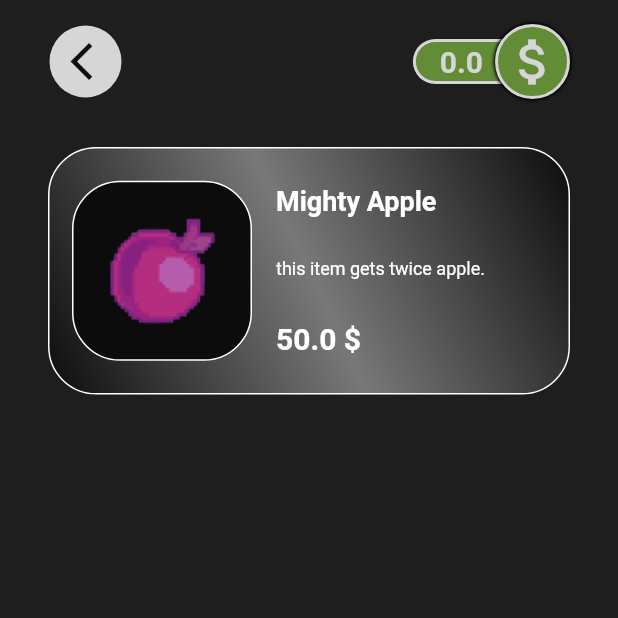
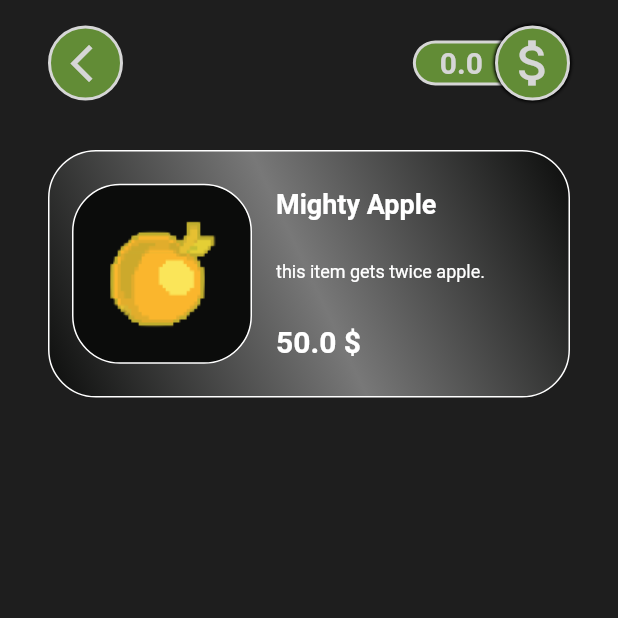
Before and after one commit to umutcanszoglu/space_game, a Flutter app: the UpgradePage screen opened directly, on a phone screen of 412 x 824 dp, the top half of it. Run offline on Flutter 3.47's test engine with Material 2 defaults, Android fonts, the phone set to English and light mode, and no system bars; our stand-ins replace flutter_hooks, get, just_audio, lottie; missing offline and left inert: lit_starfield, neopop.

```diff
--- a/lib/const/const.dart
+++ b/lib/const/const.dart
@@ -13,14 +13,16 @@ const cardTitleColor = Color(0xff628c36);
 const cardButtonColor = Color.fromARGB(255, 163, 150, 15);
 const moneyCircleColor = Color(0xFFD6D6D6);
 List<Color> upgradeColors = [
+  Colors.yellow,
+  Colors.blue,
+  Colors.red,
+  Colors.green,
   Colors.purple,
-  Colors.blue,
-  Colors.yellow,
-  Colors.green,
+  Colors.orange,
 ];
 
 //Icons
-const goBackIcon = Icon(Icons.arrow_back_ios, size: 30, color: niceBlackColor);
+const goBackIcon = Icon(Icons.arrow_back_ios, size: 30, color: moneyCircleColor);
 const upgradeIcon = Icon(Icons.double_arrow, size: 30, color: moneyCircleColor);
 const rocketIcon = Icon(Icons.rocket_launch_outlined, size: 30, color: moneyCircleColor);
 const boostIcon = Icon(Icons.rocket_launch_rounded, size: 30, color: moneyCircleColor);
--- a/lib/controllers/home_controller.dart
+++ b/lib/controllers/home_controller.dart
@@ -4,6 +4,7 @@ import 'dart:math';
 
 import 'package:flutter/material.dart';
 import 'package:get/get.dart';
+import 'package:just_audio/just_audio.dart';
 import 'package:space_game/const/const.dart';
 
 import '../screens/upgrade_page.dart';
@@ -46,6 +47,8 @@ class HomeController extends GetxController {
   final random2 = 0.obs;
   final passiveMoney = 1.0.obs;
   final totalProfit = 0.0.obs;
+  final player = AudioPlayer();
+  Duration? duration;
 
   final moneyShower = <ShowMoney>[].obs;
   Timer? moneyTimer;
@@ -122,7 +125,7 @@ class HomeController extends GetxController {
   }
 
   @override
-  void onInit() {
+  void onInit() async {
     startTimer();
     getAllProfit();
 
--- a/lib/screens/upgrade_page.dart
+++ b/lib/screens/upgrade_page.dart
@@ -22,11 +22,12 @@ class UpgradePage extends StatelessWidget {
                 mainAxisAlignment: MainAxisAlignment.spaceEvenly,
                 children: [
                   Container(
-                    padding: const EdgeInsets.symmetric(horizontal: 7),
+                    padding: const EdgeInsets.symmetric(horizontal: 5),
                     width: 50,
-                    decoration: const BoxDecoration(
+                    decoration: BoxDecoration(
+                      border: Border.all(color: moneyCircleColor, width: 2),
                       shape: BoxShape.circle,
-                      color: moneyCircleColor,
+                      color: cardTitleColor,
                     ),
                     child: IconButton(onPressed: () => Get.back(), icon: goBackIcon),
                   ),
@@ -54,7 +55,7 @@ class UpgradePage extends StatelessWidget {
                               child: PlanetUpgradeWidget(
                                 onTap: () {
                                   controller.buyPlanetUpgrade(e.key);
-                                  if (e.value.rank < 3) {
+                                  if (e.value.rank < 5) {
                                     e.value.rank += 1;
                                   } else {
                                     e.value.rank = 0;
--- a/lib/widgets/planet_upgrade.dart
+++ b/lib/widgets/planet_upgrade.dart
@@ -31,9 +31,9 @@ class PlanetUpgradeWidget extends StatelessWidget {
             end: Alignment.bottomLeft,
             colors: isAvailable
                 ? [
-                    const Color(0xff66347F),
-                    const Color(0xff9E4784),
-                    const Color(0xff66347F),
+                    const Color(0xff40394A),
+                    const Color(0xff7ECA9C),
+                    const Color(0xff40394A),
                   ]
                 : [
                     niceBlackColor,
--- a/pubspec.yaml
+++ b/pubspec.yaml
@@ -41,6 +41,7 @@ dependencies:
   flutter_signin_button: ^2.0.0
   flutter_hooks: ^0.18.6
   lit_starfield: ^0.1.1
+  just_audio: ^0.9.32
 
 dev_dependencies:
   flutter_test:
@@ -70,6 +71,8 @@ flutter:
     - assets/lotties/
     - assets/planets/
     - assets/upgrades/
+    - assets/audios/
+
 
   #   - images/a_dot_ham.jpeg
 
```
Also changed, not shown: lib/screens/game_page.dart (+6 -3 lines), lib/utils/extensions.dart (+6 -6 lines), pubspec.lock, 3 other files.
